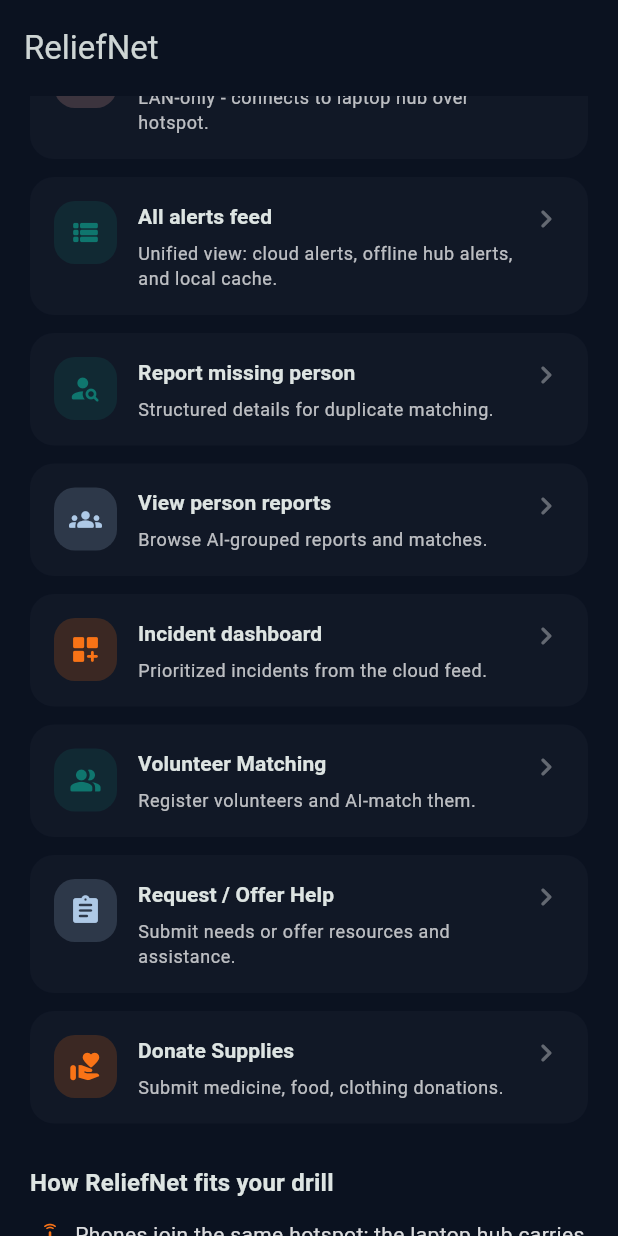
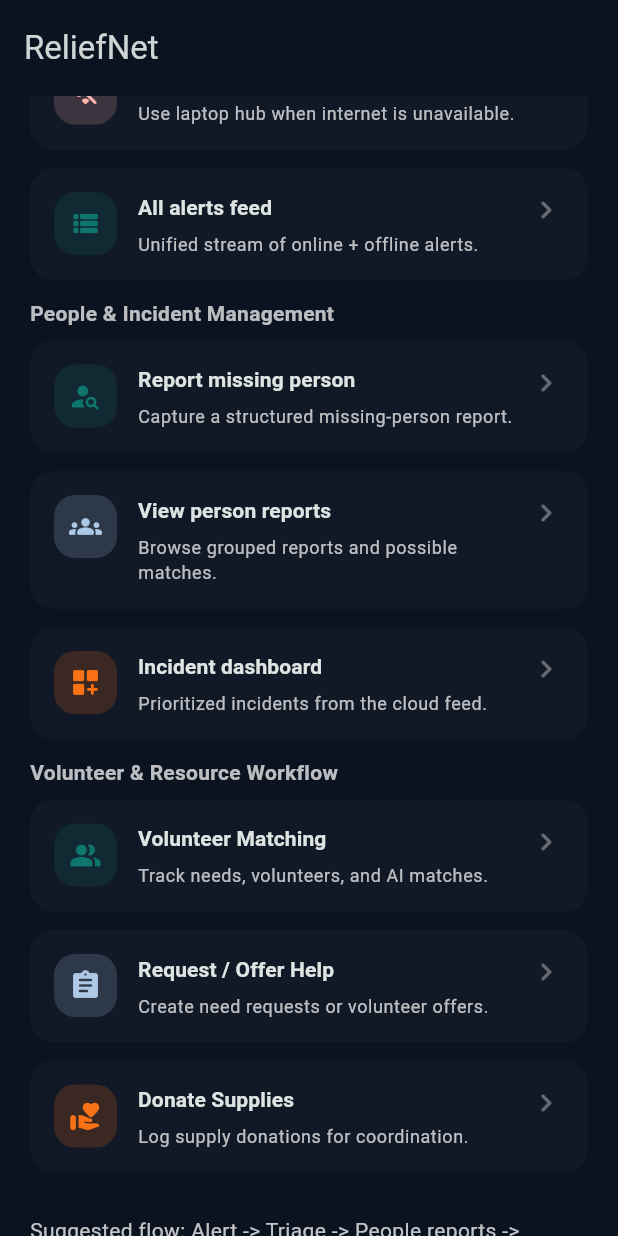
Before and after one commit to celinejp/ReliefNet, a Flutter app: the screen it shows after launch, scrolled down 576 dp, on a phone screen of 412 x 824 dp. Run offline on Flutter 3.47's test engine with Material 3 defaults, Android fonts, the phone set to English and light mode, and no system bars; our stand-ins replace connectivity_plus, flutter_secure_storage, geolocator, image_picker, shared_preferences, socket_io_client; missing offline and left inert: auth0_flutter.

Commit message:
ui update

```diff
--- a/lib/features/volunteer/screens/volunteer_dashboard_screen.dart
+++ b/lib/features/volunteer/screens/volunteer_dashboard_screen.dart
@@ -196,6 +196,13 @@ class _MatchesList extends StatelessWidget {
 
   @override
   Widget build(BuildContext context) {
+    Future<void> openMatches() async {
+      await Navigator.of(context).push(
+        MaterialPageRoute<void>(builder: (_) => const MatchesScreen()),
+      );
+      onRefresh();
+    }
+
     if (matches.isEmpty) {
       return Center(
         child: Column(
@@ -210,12 +217,7 @@ class _MatchesList extends StatelessWidget {
                     color: Colors.white)),
             const SizedBox(height: 16),
             ElevatedButton(
-              onPressed: () {
-                Navigator.of(context).push(
-                  MaterialPageRoute<void>(
-                      builder: (_) => const MatchesScreen()),
-                );
-              },
+              onPressed: openMatches,
               style: ElevatedButton.styleFrom(
                 backgroundColor: const Color(0xFFED8936),
                 foregroundColor: Colors.white,
@@ -232,7 +234,10 @@ class _MatchesList extends StatelessWidget {
       separatorBuilder: (_, __) => const SizedBox(height: 10),
       itemBuilder: (_, i) {
         final m = matches[i];
-        return _Card(
+        return InkWell(
+          borderRadius: BorderRadius.circular(12),
+          onTap: openMatches,
+          child: _Card(
             leading: m.resolved
                 ? const Color(0xFF68D391)
                 : const Color(0xFFFC8181),
@@ -243,7 +248,8 @@ class _MatchesList extends StatelessWidget {
                     : m.aiReason
                 : 'Confidence: ${m.confidence}',
             trailing: _StatusBadge(m.resolved ? 'resolved' : 'pending'),
-          detail: null,
+            detail: 'Tap to open full match actions',
+          ),
         );
       },
     );
--- a/lib/screens/home_screen.dart
+++ b/lib/screens/home_screen.dart
@@ -219,13 +219,13 @@ class _HomeScreenState extends State<HomeScreen> {
                   ),
                 ),
                 const SizedBox(height: 12),
+                const _SectionLabel('Emergency Alerts'),
                 _ActionTile(
                   icon: Icons.emergency_rounded,
                   iconBackground: colorScheme.error.withValues(alpha: 0.18),
                   iconColor: colorScheme.error,
                   title: 'Submit SOS alert (online)',
-                  subtitle:
-                      'Send to MongoDB + Claude when you have internet or LAN reachability to the API.',
+                  subtitle: 'Send directly to cloud triage and responders.',
                   enabled: _hasNetwork,
                   onTap: () {
                     Navigator.of(context).push(
@@ -241,7 +241,7 @@ class _HomeScreenState extends State<HomeScreen> {
                   iconBackground: colorScheme.error.withValues(alpha: 0.18),
                   iconColor: colorScheme.error,
                   title: 'Submit SOS alert offline',
-                  subtitle: 'LAN-only - connects to laptop hub over hotspot.',
+                  subtitle: 'Use laptop hub when internet is unavailable.',
                   enabled: true,
                   onTap: () {
                     Navigator.of(context).push(
@@ -257,8 +257,7 @@ class _HomeScreenState extends State<HomeScreen> {
                   iconBackground: colorScheme.primary.withValues(alpha: 0.18),
                   iconColor: colorScheme.primary,
                   title: 'All alerts feed',
-                  subtitle:
-                      'Unified view: cloud alerts, offline hub alerts, and local cache.',
+                  subtitle: 'Unified stream of online + offline alerts.',
                   enabled: true,
                   onTap: () {
                     Navigator.of(context).push(
@@ -269,12 +268,13 @@ class _HomeScreenState extends State<HomeScreen> {
                   },
                 ),
                 const SizedBox(height: 12),
+                const _SectionLabel('People & Incident Management'),
                 _ActionTile(
                   icon: Icons.person_search_rounded,
                   iconBackground: colorScheme.primary.withValues(alpha: 0.18),
                   iconColor: colorScheme.primary,
                   title: 'Report missing person',
-                  subtitle: 'Structured details for duplicate matching.',
+                  subtitle: 'Capture a structured missing-person report.',
                   enabled: true,
                   onTap: () {
                     Navigator.of(context).push(
@@ -290,7 +290,7 @@ class _HomeScreenState extends State<HomeScreen> {
                   iconBackground: colorScheme.tertiary.withValues(alpha: 0.18),
                   iconColor: colorScheme.tertiary,
                   title: 'View person reports',
-                  subtitle: 'Browse AI-grouped reports and matches.',
+                  subtitle: 'Browse grouped reports and possible matches.',
                   enabled: true,
                   onTap: () {
                     Navigator.of(context).push(
@@ -322,12 +322,13 @@ class _HomeScreenState extends State<HomeScreen> {
                   },
                 ),
                 const SizedBox(height: 12),
+                const _SectionLabel('Volunteer & Resource Workflow'),
                 _ActionTile(
                   icon: Icons.people_alt_rounded,
                   iconBackground: colorScheme.primary.withValues(alpha: 0.18),
                   iconColor: colorScheme.primary,
                   title: 'Volunteer Matching',
-                  subtitle: 'Register volunteers and AI-match them.',
+                  subtitle: 'Track needs, volunteers, and AI matches.',
                   enabled: true,
                   onTap: () {
                     Navigator.of(context).push(
@@ -343,7 +344,7 @@ class _HomeScreenState extends State<HomeScreen> {
                   iconBackground: colorScheme.tertiary.withValues(alpha: 0.18),
                   iconColor: colorScheme.tertiary,
                   title: 'Request / Offer Help',
-                  subtitle: 'Submit needs or offer resources and assistance.',
+                  subtitle: 'Create need requests or volunteer offers.',
                   enabled: true,
                   onTap: () {
                     Navigator.of(context).push(
@@ -359,7 +360,7 @@ class _HomeScreenState extends State<HomeScreen> {
                   iconBackground: colorScheme.secondary.withValues(alpha: 0.18),
                   iconColor: colorScheme.secondary,
                   title: 'Donate Supplies',
-                  subtitle: 'Submit medicine, food, clothing donations.',
+                  subtitle: 'Log supply donations for coordination.',
                   enabled: true,
                   onTap: () {
                     Navigator.of(context).push(
@@ -371,26 +372,11 @@ class _HomeScreenState extends State<HomeScreen> {
                 ),
                 const SizedBox(height: 28),
                 Text(
-                  'How ReliefNet fits your drill',
-                  style: textTheme.titleMedium?.copyWith(
-                    fontWeight: FontWeight.w600,
+                  'Suggested flow: Alert -> Triage -> People reports -> Volunteer matching',
+                  style: textTheme.bodyMedium?.copyWith(
+                    color: Colors.white.withValues(alpha: 0.75),
+                    height: 1.4,
                   ),
-                ),
-                const SizedBox(height: 12),
-                const _Bullet(
-                  icon: Icons.router_rounded,
-                  text:
-                      'Phones join the same hotspot; the laptop hub carries alerts when cellular drops.',
-                ),
-                const _Bullet(
-                  icon: Icons.psychology_alt_outlined,
-                  text:
-                      'When online, Claude classifies severity and cleans noisy reports.',
-                ),
-                const _Bullet(
-                  icon: Icons.merge_rounded,
-                  text:
-                      'AI grouping surfaces duplicate missing-person sightings.',
                 ),
               ]),
             ),
@@ -541,31 +527,21 @@ class _ActionTile extends StatelessWidget {
   }
 }
 
-class _Bullet extends StatelessWidget {
-  const _Bullet({required this.icon, required this.text});
-
-  final IconData icon;
+class _SectionLabel extends StatelessWidget {
+  const _SectionLabel(this.text);
   final String text;
 
   @override
   Widget build(BuildContext context) {
     return Padding(
-      padding: const EdgeInsets.only(bottom: 12),
-      child: Row(
-        crossAxisAlignment: CrossAxisAlignment.start,
-        children: [
-          Icon(icon, size: 20, color: Theme.of(context).colorScheme.secondary),
-          const SizedBox(width: 10),
-          Expanded(
-            child: Text(
-              text,
-              style: Theme.of(context).textTheme.bodyMedium?.copyWith(
-                    height: 1.45,
-                    color: Colors.white.withValues(alpha: 0.85),
-                  ),
+      padding: const EdgeInsets.only(bottom: 8),
+      child: Text(
+        text,
+        style: Theme.of(context).textTheme.labelLarge?.copyWith(
+              color: Colors.white.withValues(alpha: 0.72),
+              fontWeight: FontWeight.w700,
+              letterSpacing: 0.2,
             ),
-          ),
-        ],
       ),
     );
   }
```
Lines whose indentation alone changed are shown as unchanged.
